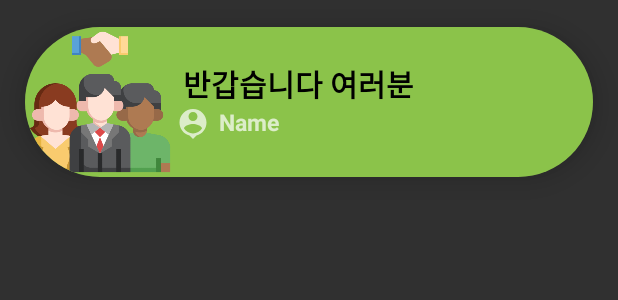
After one commit to Owen-Choi/Planner, an Android app: the layout designed_content_group.xml on its own in the app's theme, with its tools: preview values and no code run, on a phone screen of 412 x 824 dp. The commit adds this screen. Shown: the top 300 px of the screen. Run offline under Robolectric (Android 15) with nearby library versions, the phone set to English and light mode, and no system bars.

Commit message:
그룹 리스트뷰 UI 개편(CardView)

```diff
--- a/app/src/main/java/org/techtown/planner/service/activities/EachGroupActivity.java
+++ b/app/src/main/java/org/techtown/planner/service/activities/EachGroupActivity.java
@@ -52,7 +52,7 @@
         setContentView(R.layout.activity_each_group);
         Intent intent = getIntent();
         int position = intent.getIntExtra("i",1);
-        text1 = findViewById(R.id.text1);
+        text1 = findViewById(R.id.groupNameTextView);
         String temp = String.valueOf(position) + "번 그룹";
         text1.setText(temp);
         GroupTimetable = findViewById(R.id.groupTimetable);
--- a/app/src/main/java/org/techtown/planner/service/fragments/GroupAdapter.java
+++ b/app/src/main/java/org/techtown/planner/service/fragments/GroupAdapter.java
@@ -53,12 +53,12 @@
 
         if (convertView == null) {
             LayoutInflater inflater = (LayoutInflater) context.getSystemService(Context.LAYOUT_INFLATER_SERVICE);
-            convertView = inflater.inflate(R.layout.content_group, parent, false);
+            convertView = inflater.inflate(R.layout.designed_content_group, parent, false);
         }
 
         //maxnumTextView = (TextView) convertView.findViewById(R.id.text3);
-        gnameTextView = (TextView) convertView.findViewById(R.id.text1);
-        usernumTextView = (TextView) convertView.findViewById(R.id.text2);
+        gnameTextView = (TextView) convertView.findViewById(R.id.groupNameTextView);
+        usernumTextView = (TextView) convertView.findViewById(R.id.memberNumTextView1);
 
         GroupContent groupContent = groupList.get(position);
 
--- a/app/src/main/res/layout/activity_each_group.xml
+++ b/app/src/main/res/layout/activity_each_group.xml
@@ -8,7 +8,7 @@
     android:orientation="vertical">
 
         <TextView
-            android:id="@+id/text1"
+            android:id="@+id/groupNameTextView"
             android:layout_width="match_parent"
             android:layout_height="wrap_content"
             android:background="@color/white"
--- /dev/null
+++ b/app/src/main/res/layout/designed_content_group.xml
@@ -0,0 +1,70 @@
+<?xml version="1.0" encoding="utf-8"?>
+<androidx.cardview.widget.CardView xmlns:android="http://schemas.android.com/apk/res/android"
+    xmlns:app="http://schemas.android.com/apk/res-auto"
+    xmlns:tools="http://schemas.android.com/tools"
+    android:layout_width="match_parent"
+    android:layout_height="wrap_content"
+    app:cardCornerRadius="50dp"
+    app:cardMaxElevation="1dp"
+    android:translationZ="10dp"
+    app:cardUseCompatPadding="true">
+
+
+    <LinearLayout
+        android:layout_width="match_parent"
+        android:layout_height="match_parent"
+        android:orientation="horizontal"
+        android:background="@color/BrightGreen">
+
+        <ImageView
+            android:id="@+id/postimg"
+            android:layout_width="100dp"
+            android:layout_height="100dp"
+            android:src="@drawable/join"
+            tools:srcCompat="@tools:sample/avatars" />
+
+        <LinearLayout
+            android:layout_width="wrap_content"
+            android:layout_height="wrap_content"
+            android:layout_gravity="center"
+            android:orientation="vertical">
+
+            <TextView
+                android:id="@+id/groupNameTextView"
+                android:layout_width="wrap_content"
+                android:layout_height="wrap_content"
+                android:layout_marginLeft="5dp"
+                android:text="반갑습니다 여러분"
+                android:textColor="@android:color/black"
+                android:textSize="20sp"
+                android:textStyle="bold"
+                tools:ignore="HardcodedText" />
+
+            <LinearLayout
+                android:layout_width="wrap_content"
+                android:layout_height="wrap_content"
+                android:orientation="horizontal">
+
+                <ImageView
+                    android:layout_width="wrap_content"
+                    android:layout_height="wrap_content"
+                    android:src="@drawable/ic_baseline_person_pin_24"/>
+
+                <TextView
+                    android:id="@+id/memberNumTextView1"
+                    android:layout_width="wrap_content"
+                    android:layout_height="wrap_content"
+                    android:text="Name"
+                    android:textStyle="bold"
+                    android:textSize="15sp"
+                    android:layout_marginLeft="5dp"
+                    tools:ignore="HardcodedText" />
+            </LinearLayout>
+
+        </LinearLayout>
+
+    </LinearLayout>
+
+
+
+</androidx.cardview.widget.CardView>
--- a/app/src/main/res/values/colors.xml
+++ b/app/src/main/res/values/colors.xml
@@ -9,4 +9,5 @@
     <color name="white">#FFFFFFFF</color>
     <color name="Orange">#FFFFC107</color>
     <color name="BrightBlue">#A0BCC2</color>
+    <color name="BrightGreen">#FF8BC34A</color>
 </resources>
```
Also changed, not shown: app/src/main/java/org/techtown/planner/service/activities/GroupSchedule.java (deleted, +0 -191 lines), app/src/main/res/layout/content_group.xml (+4 -6 lines), app/src/main/res/drawable/join.png (added).
